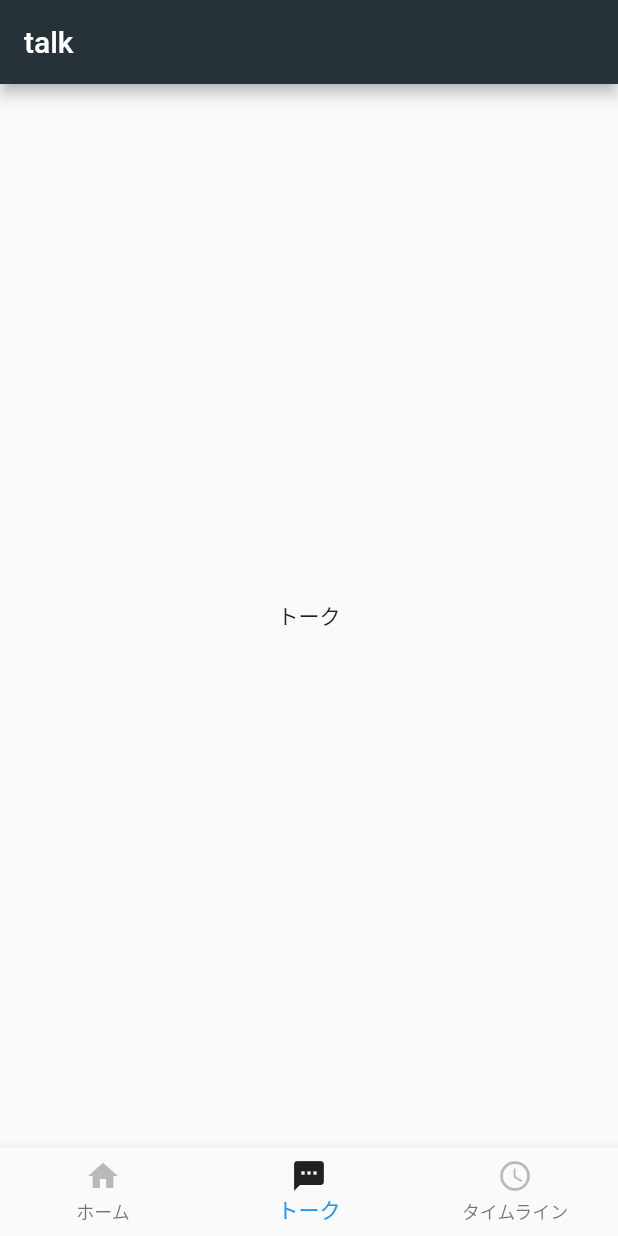
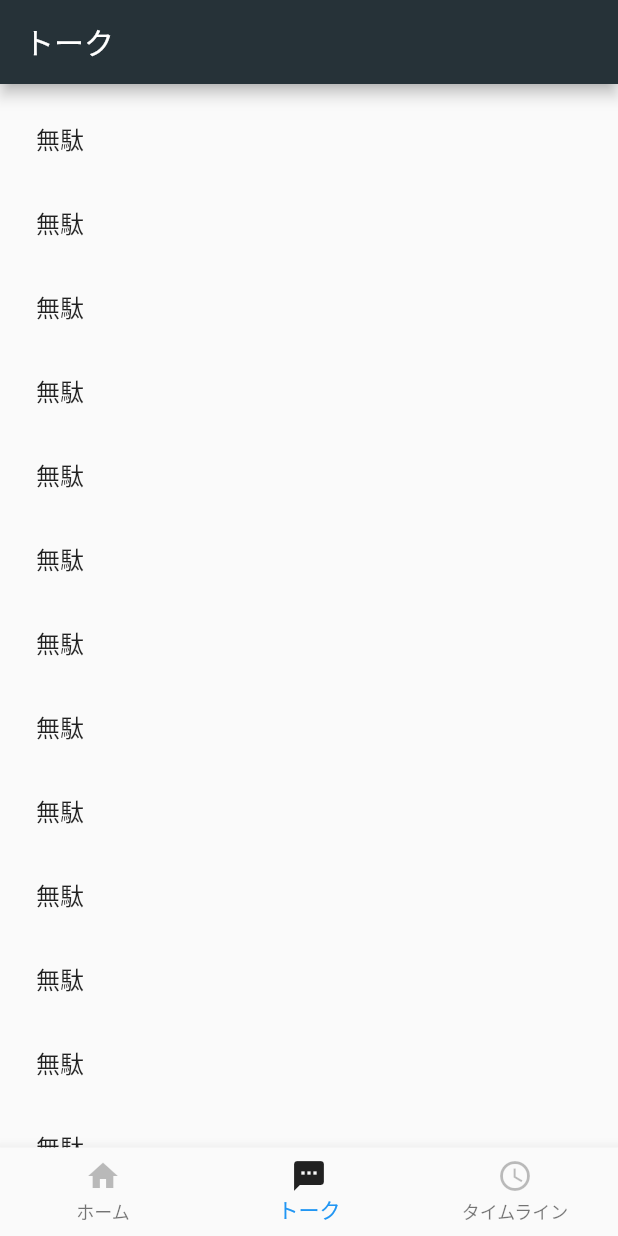
Before and after one commit to nguen1225/flutter_chat_app, a Flutter app: the screen it shows after launch, item 2 of the bottom bar chosen, on a phone screen of 412 x 824 dp. Run offline on Flutter 3.47's test engine with Material 2 defaults, Android fonts, the phone set to English and light mode, and no system bars.

Commit message:
talkのファイル分割

```diff
--- /dev/null
+++ b/lib/routes/talk.dart
@@ -0,0 +1,10 @@
+import 'package:flutter/material.dart';
+
+class Tile extends StatelessWidget {
+  @override
+  Widget build(BuildContext context) {
+    return ListTile(
+      title: Text("無駄"),
+    );
+  }
+}
--- a/lib/routes/talk_route.dart
+++ b/lib/routes/talk_route.dart
@@ -1,15 +1,31 @@
 import 'package:flutter/material.dart';
+import 'talk.dart';
 
 class Talk extends StatelessWidget {
-  // <- (※1)
   @override
   Widget build(BuildContext context) {
     return Scaffold(
       appBar: AppBar(
-        title: Text("talk"), // <- (※2)
+        title: Text("トーク"),
       ),
-      body: Center(child: Text("トーク") // <- (※3)
-          ),
+      body: ListView(padding: const EdgeInsets.all(8), children: <Widget>[
+        Tile(),
+        Tile(),
+        Tile(),
+        Tile(),
+        Tile(),
+        Tile(),
+        Tile(),
+        Tile(),
+        Tile(),
+        Tile(),
+        Tile(),
+        Tile(),
+        Tile(),
+        Tile(),
+        Tile(),
+        Tile(),
+      ]),
     );
   }
 }
```
